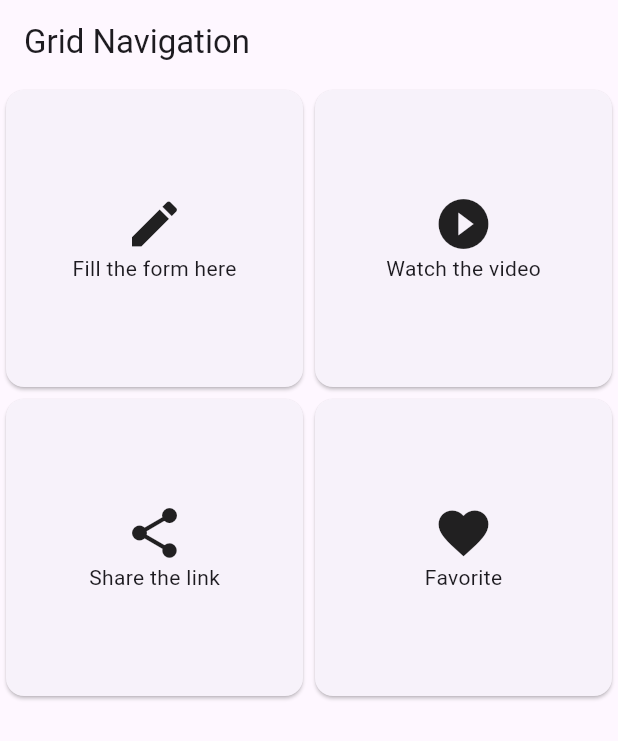
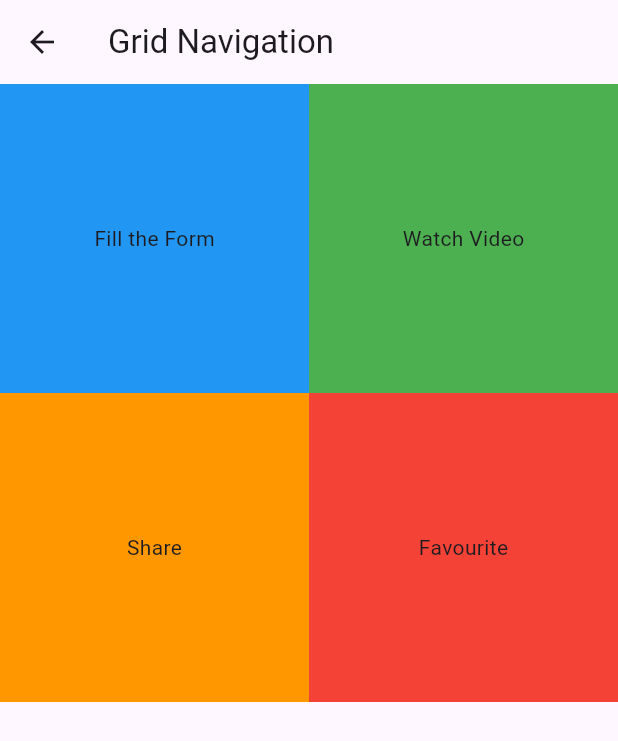
Before and after one commit to Vainyala17/OnLinks, a Flutter app: the MyGridPage screen opened directly, on a phone screen of 412 x 824 dp. Shown: the top 741 px of the screen. Run offline on Flutter 3.47's test engine with Material 3 defaults, Android fonts, the phone set to English and light mode, and no system bars; our stand-ins replace carousel_slider, cloud_firestore, firebase_auth, firebase_core, firebase_messaging, flutter_local_notifications and 6 more; missing offline and left inert: firebase_app_check; accounts and stored records are empty; network calls fail; key blocks and very long unbroken strings in the code were emptied for the run.

Commit message:
initial commit

```diff
--- a/lib/GridPage.dart
+++ /dev/null
@@ -1,59 +0,0 @@
-import 'package:flutter/material.dart';
-import 'package:url_launcher/url_launcher.dart'; // For launching URLs
-
-class MyGridPage extends StatelessWidget {
-  // Replace this with your form URL or dynamic data.
-  final Map<String, String> form = {'url': 'https://example.com'};
-
-  // Launch URL
-  Future<void> _launchURL(String url) async {
-    if (await canLaunch(url)) {
-      await launch(url);
-    } else {
-      throw 'Could not launch $url';
-    }
-  }
-
-  // Build Grid Item
-  Widget _buildGridItem(IconData icon, String text, Function onTap) {
-    return GestureDetector(
-      onTap: () => onTap(),
-      child: Card(
-        child: Column(
-          mainAxisAlignment: MainAxisAlignment.center,
-          children: [
-            Icon(icon, size: 40),
-            Text(text),
-          ],
-        ),
-      ),
-    );
-  }
-
-  @override
-  Widget build(BuildContext context) {
-    return Scaffold(
-      appBar: AppBar(title: Text("Grid Navigation")),
-      body: GridView.count(
-        crossAxisCount: 2,
-        children: [
-          _buildGridItem(Icons.edit, "Fill the form here", () => _launchURL(form['url']!)),
-          _buildGridItem(Icons.play_circle_fill, "Watch the video", () {
-            // Replace with your video URL logic
-            // _launchURL(videoUrl);
-          }),
-          _buildGridItem(Icons.share, "Share the link", () {
-            // Implement share logic here
-          }),
-          _buildGridItem(Icons.favorite, "Favorite", () {
-            // Implement favorite logic here
-          }),
-        ],
-      ),
-    );
-  }
-}
-
-void main() {
-  runApp(MaterialApp(home: MyGridPage()));
-}
--- /dev/null
+++ b/lib/MyGridPage.dart
@@ -0,0 +1,87 @@
+import 'package:cloud_firestore/cloud_firestore.dart';
+import 'package:flutter/material.dart';
+import 'package:share_plus/share_plus.dart';
+import 'package:url_launcher/url_launcher.dart'; // For launching URLs
+
+class MyGridPage extends StatelessWidget {
+  final String formUrl = 'https://example.com'; // Example form URL
+  final String videoUrl = 'https://youtube_video_link.com'; // Example video URL
+
+  // Open link in the browser
+  Future<void> _launchURL(String url) async {
+    if (await canLaunchUrl(Uri.parse(url))) {
+      await launchUrl(Uri.parse(url), mode: LaunchMode.externalApplication);
+    } else {
+      throw 'Could not launch $url';
+    }
+  }
+
+  // Share the link
+  void _shareLink(String url) {
+    Share.share(url);
+  }
+
+  // Add to Favorites
+  void _addToFavorites(String url) {
+    FirebaseFirestore.instance.collection('favorites').add({
+      'url': url,
+      'timestamp': FieldValue.serverTimestamp(),
+    });
+  }
+
+  @override
+  Widget build(BuildContext context) {
+    return Scaffold(
+      appBar: AppBar(title: Text("Grid Navigation")),
+      body: GridView.count(
+        crossAxisCount: 2, // Adjust the number of columns
+        children: <Widget>[
+          GridTile(
+            child: GestureDetector(
+              onTap: () {
+                _launchURL(formUrl); // Open form in browser
+              },
+              child: Container(
+                color: Colors.blue,
+                child: Center(child: Text("Fill the Form")),
+              ),
+            ),
+          ),
+          GridTile(
+            child: GestureDetector(
+              onTap: () {
+                _launchURL(videoUrl); // Open video in browser
+              },
+              child: Container(
+                color: Colors.green,
+                child: Center(child: Text("Watch Video")),
+              ),
+            ),
+          ),
+          GridTile(
+            child: GestureDetector(
+              onTap: () {
+                _shareLink(formUrl); // Share the form link
+              },
+              child: Container(
+                color: Colors.orange,
+                child: Center(child: Text("Share")),
+              ),
+            ),
+          ),
+          GridTile(
+            child: GestureDetector(
+              onTap: () {
+                _addToFavorites(formUrl); // Add to favorites
+              },
+              child: Container(
+                color: Colors.red,
+                child: Center(child: Text("Favourite")),
+              ),
+            ),
+          ),
+        ],
+      ),
+    );
+  }
+}
--- a/lib/main.dart
+++ b/lib/main.dart
@@ -15,6 +15,7 @@ import 'PrivateInfo/favourites.dart';
 import 'PrivateInfo/instructionalVideos.dart';
 import 'PrivateInfo/search_controller.dart';
 import 'PrivateInfo/theme_preference.dart';
+import 'WebViewPage.dart';
 import 'bottom_nav_bar.dart';
 import 'package:provider/provider.dart';
 import 'package:firebase_app_check/firebase_app_check.dart';
@@ -72,7 +73,6 @@ class _MyAppState extends State<MyApp> {
     });
   }
 
-
   @override
   Widget build(BuildContext context) {
     return ScreenUtilInit(
@@ -99,6 +99,7 @@ class _MyAppState extends State<MyApp> {
               'BankingPage': (context) => BankingPage(),
               'GovernmentPage': (context) => GovernmentPage(),
               'EducationPage': (context) => EducationPage(),
+              'webviewPage': (context) => WebViewPage(url: '',),
             },
             home: AppInitializer(
               onThemeModeChanged: _updateThemeMode,
```
Also changed, not shown: lib/FormOrVideoPage.dart (added, +31 -0 lines), lib/WebViewPage.dart (added, +30 -0 lines), pubspec.yaml (+32 -15 lines), pubspec.lock, 133 other files.
